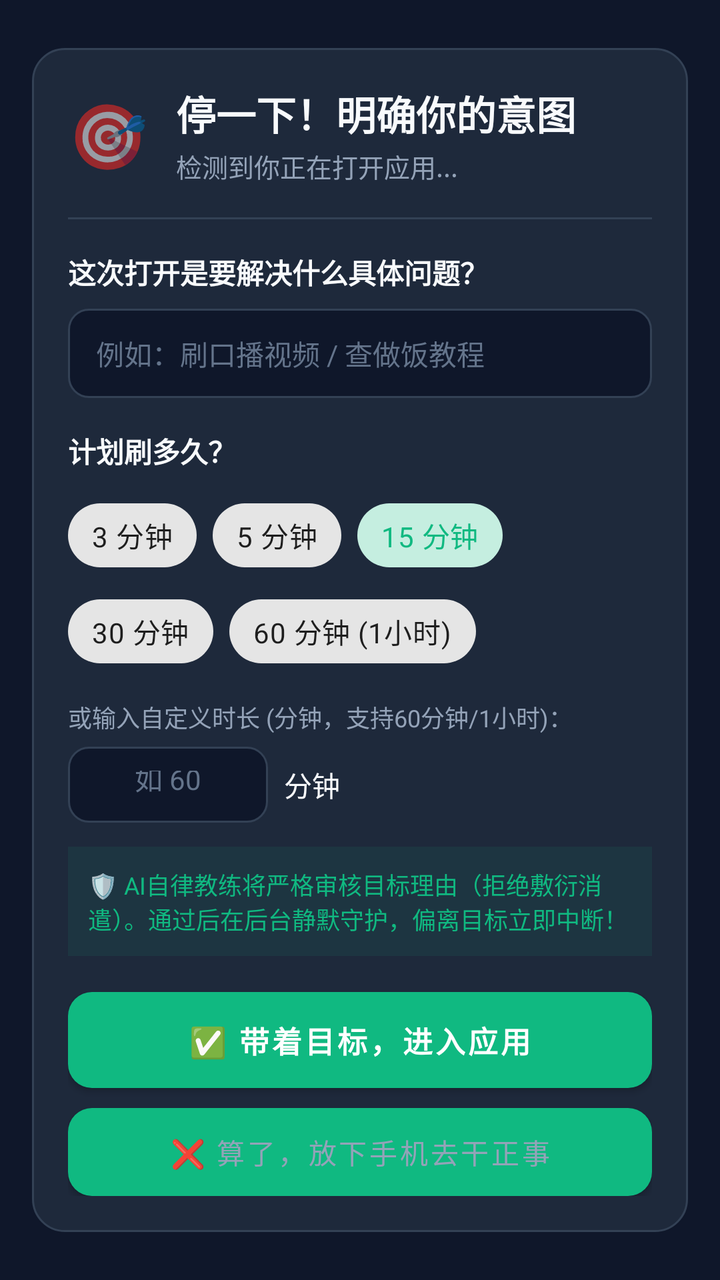
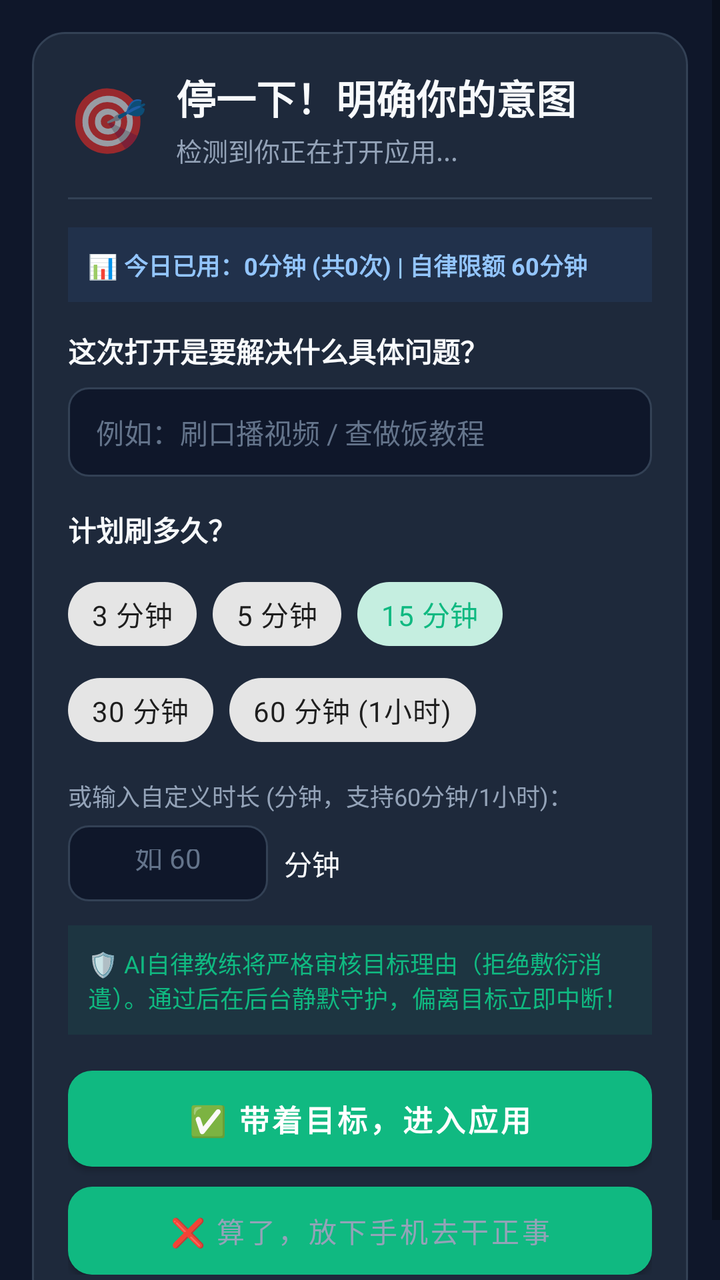

Screens rendered from an Android XML layout before and after an edit, with the pre-edit source and the edit as a unified diff.
<!-- AndroidManifest.xml: application theme Theme.StopScroll -->
<!-- res/layout/activity_intercept.xml -->
<?xml version="1.0" encoding="utf-8"?>
<ScrollView xmlns:android="http://schemas.android.com/apk/res/android"
    xmlns:app="http://schemas.android.com/apk/res-auto"
    android:layout_width="match_parent"
    android:layout_height="match_parent"
    android:background="@color/bg_dark"
    android:fillViewport="true">

    <FrameLayout
        android:layout_width="match_parent"
        android:layout_height="wrap_content"
        android:padding="16dp">

    
    <LinearLayout
        android:id="@+id/layoutInterceptCard"
        android:layout_width="match_parent"
        android:layout_height="wrap_content"
        android:layout_gravity="center"
        android:background="@drawable/card_rounded"
        android:orientation="vertical"
        android:padding="18dp">

        
        <LinearLayout
            android:layout_width="match_parent"
            android:layout_height="wrap_content"
            android:gravity="center_vertical"
            android:orientation="horizontal">

            <TextView
                android:layout_width="wrap_content"
                android:layout_height="wrap_content"
                android:text="🎯"
                android:textSize="32sp" />

            <LinearLayout
                android:layout_width="0dp"
                android:layout_height="wrap_content"
                android:layout_marginStart="14dp"
                android:layout_weight="1"
                android:orientation="vertical">

                <TextView
                    android:layout_width="wrap_content"
                    android:layout_height="wrap_content"
                    android:text="停一下！明确你的意图"
                    android:textColor="@color/text_primary"
                    android:textSize="20sp"
                    android:textStyle="bold" />

                <TextView
                    android:id="@+id/tvTargetAppInfo"
                    android:layout_width="wrap_content"
                    android:layout_height="wrap_content"
                    android:layout_marginTop="2dp"
                    android:text="检测到你正在打开应用..."
                    android:textColor="@color/text_secondary"
                    android:textSize="13sp" />
            </LinearLayout>
        </LinearLayout>

        <View
            android:layout_width="match_parent"
            android:layout_height="1dp"
            android:layout_marginTop="16dp"
            android:layout_marginBottom="16dp"
            android:background="@color/card_border" />

        
        <TextView
            android:layout_width="wrap_content"
            android:layout_height="wrap_content"
            android:text="这次打开是要解决什么具体问题？"
            android:textColor="@color/text_primary"
            android:textSize="14sp"
            android:textStyle="bold" />

        <EditText
            android:id="@+id/etUserGoal"
            android:layout_width="match_parent"
            android:layout_height="wrap_content"
            android:layout_marginTop="8dp"
            android:background="@drawable/edit_text_bg"
            android:hint="例如：刷口播视频 / 查做饭教程"
            android:textColor="@color/text_primary"
            android:textColorHint="@color/text_muted"
            android:textSize="14sp"
            android:singleLine="true" />

        
        <LinearLayout
            android:id="@+id/layoutGoalReject"
            android:layout_width="match_parent"
            android:layout_height="wrap_content"
            android:layout_marginTop="10dp"
            android:background="#20EF4444"
            android:orientation="vertical"
            android:padding="12dp"
            android:visibility="gone">

            <TextView
                android:layout_width="wrap_content"
                android:layout_height="wrap_content"
                android:text="🚫 AI 自律教练已打回该理由："
                android:textColor="#EF4444"
                android:textSize="13sp"
                android:textStyle="bold" />

            <TextView
                android:id="@+id/tvGoalRejectReason"
                android:layout_width="wrap_content"
                android:layout_height="wrap_content"
                android:layout_marginTop="4dp"
                android:lineSpacingMultiplier="1.2"
                android:text="理由过于敷衍，未说明具体事项，请重新输入！"
                android:textColor="#FCA5A5"
                android:textSize="12sp" />
        </LinearLayout>

        
        <TextView
            android:layout_width="wrap_content"
            android:layout_height="wrap_content"
            android:layout_marginTop="16dp"
            android:text="计划刷多久？"
            android:textColor="@color/text_primary"
            android:textSize="14sp"
            android:textStyle="bold" />

        <com.google.android.material.chip.ChipGroup
            android:id="@+id/chipGroupDuration"
            android:layout_width="match_parent"
            android:layout_height="wrap_content"
            android:layout_marginTop="8dp"
            app:singleSelection="true">

            <com.google.android.material.chip.Chip
                android:id="@+id/chip3"
                style="@style/Widget.MaterialComponents.Chip.Choice"
                android:layout_width="wrap_content"
                android:layout_height="wrap_content"
                android:text="3 分钟" />

            <com.google.android.material.chip.Chip
                android:id="@+id/chip5"
                style="@style/Widget.MaterialComponents.Chip.Choice"
                android:layout_width="wrap_content"
                android:layout_height="wrap_content"
                android:text="5 分钟" />

            <com.google.android.material.chip.Chip
                android:id="@+id/chip15"
                style="@style/Widget.MaterialComponents.Chip.Choice"
                android:layout_width="wrap_content"
                android:layout_height="wrap_content"
                android:checked="true"
                android:text="15 分钟" />

            <com.google.android.material.chip.Chip
                android:id="@+id/chip30"
                style="@style/Widget.MaterialComponents.Chip.Choice"
                android:layout_width="wrap_content"
                android:layout_height="wrap_content"
                android:text="30 分钟" />

            <com.google.android.material.chip.Chip
                android:id="@+id/chip60"
                style="@style/Widget.MaterialComponents.Chip.Choice"
                android:layout_width="wrap_content"
                android:layout_height="wrap_content"
                android:text="60 分钟 (1小时)" />
        </com.google.android.material.chip.ChipGroup>

        
        <TextView
            android:layout_width="wrap_content"
            android:layout_height="wrap_content"
            android:layout_marginTop="10dp"
            android:text="或输入自定义时长 (分钟，支持60分钟/1小时)："
            android:textColor="@color/text_secondary"
            android:textSize="12sp" />

        <LinearLayout
            android:id="@+id/layoutCustomMinutes"
            android:layout_width="match_parent"
            android:layout_height="wrap_content"
            android:layout_marginTop="6dp"
            android:gravity="center_vertical"
            android:orientation="horizontal">

            <EditText
                android:id="@+id/etCustomMinutes"
                android:layout_width="100dp"
                android:layout_height="38dp"
                android:background="@drawable/edit_text_bg"
                android:gravity="center"
                android:hint="如 60"
                android:inputType="number"
                android:maxLength="4"
                android:textColor="@color/text_primary"
                android:textColorHint="@color/text_muted"
                android:textSize="14sp" />

            <TextView
                android:layout_width="wrap_content"
                android:layout_height="wrap_content"
                android:layout_marginStart="8dp"
                android:text="分钟"
                android:textColor="@color/text_primary"
                android:textSize="14sp" />
        </LinearLayout>

        
        <TextView
            android:layout_width="match_parent"
            android:layout_height="wrap_content"
            android:layout_marginTop="12dp"
            android:background="#1510B981"
            android:padding="10dp"
            android:text="🛡️ AI自律教练将严格审核目标理由（拒绝敷衍消遣）。通过后在后台静默守护，偏离目标立即中断！"
            android:textColor="@color/primary"
            android:textSize="12sp" />

        
        <Button
            android:id="@+id/btnEnterApp"
            android:layout_width="match_parent"
            android:layout_height="48dp"
            android:layout_marginTop="18dp"
            android:background="@drawable/btn_primary"
            android:text="✅ 带着目标，进入应用"
            android:textAllCaps="false"
            android:textColor="#FFFFFF"
            android:textSize="15sp"
            android:textStyle="bold" />

        <Button
            android:id="@+id/btnGiveUp"
            android:layout_width="match_parent"
            android:layout_height="44dp"
            android:layout_marginTop="10dp"
            android:background="@drawable/btn_secondary"
            android:text="❌ 算了，放下手机去干正事"
            android:textAllCaps="false"
            android:textColor="@color/text_secondary"
            android:textSize="14sp" />

    </LinearLayout>

    
    <LinearLayout
        android:id="@+id/layoutAlertCard"
        android:layout_width="match_parent"
        android:layout_height="wrap_content"
        android:layout_gravity="center"
        android:background="@drawable/card_rounded"
        android:orientation="vertical"
        android:padding="28dp"
        android:visibility="gone">

        <TextView
            android:id="@+id/tvAlertIcon"
            android:layout_width="wrap_content"
            android:layout_height="wrap_content"
            android:layout_gravity="center_horizontal"
            android:text="🚫"
            android:textSize="54sp" />

        <TextView
            android:id="@+id/tvAlertTitle"
            android:layout_width="wrap_content"
            android:layout_height="wrap_content"
            android:layout_gravity="center_horizontal"
            android:layout_marginTop="12dp"
            android:text="使用已被强制中断"
            android:textColor="@color/text_primary"
            android:textSize="20sp"
            android:textStyle="bold" />

        <TextView
            android:id="@+id/tvAlertMessage"
            android:layout_width="match_parent"
            android:layout_height="wrap_content"
            android:layout_marginTop="14dp"
            android:background="#15EF4444"
            android:lineSpacingMultiplier="1.2"
            android:padding="14dp"
            android:text="AI 检测到当前内容偏离预定目标，已为你强制中断！"
            android:textColor="#FCA5A5"
            android:textSize="14sp" />

        <Button
            android:id="@+id/btnConfirmExit"
            android:layout_width="match_parent"
            android:layout_height="48dp"
            android:layout_marginTop="22dp"
            android:background="@drawable/btn_primary"
            android:text="我知道了，放下手机"
            android:textAllCaps="false"
            android:textColor="#FFFFFF"
            android:textSize="15sp"
            android:textStyle="bold" />

    </LinearLayout>

</FrameLayout>
</ScrollView>
<!-- resources referenced by this layout -->
<resources>
  <color name="bg_dark">#0F172A</color>
  <color name="card_border">#334155</color>
  <color name="primary">#10B981</color>
  <color name="text_muted">#64748B</color>
  <color name="text_primary">#F8FAFC</color>
  <color name="text_secondary">#94A3B8</color>
  <!-- drawable btn_primary (drawable) -->
  <?xml version="1.0" encoding="utf-8"?>
  <ripple xmlns:android="http://schemas.android.com/apk/res/android"
      android:color="#40FFFFFF">
      <item>
          <shape>
              <solid android:color="@color/primary" />
              <corners android:radius="12dp" />
          </shape>
      </item>
  </ripple>
  <!-- drawable btn_secondary (drawable) -->
  <?xml version="1.0" encoding="utf-8"?>
  <ripple xmlns:android="http://schemas.android.com/apk/res/android"
      android:color="#20FFFFFF">
      <item>
          <shape>
              <solid android:color="#334155" />
              <corners android:radius="12dp" />
          </shape>
      </item>
  </ripple>
  <!-- drawable card_rounded (drawable) -->
  <?xml version="1.0" encoding="utf-8"?>
  <shape xmlns:android="http://schemas.android.com/apk/res/android">
      <solid android:color="@color/card_bg" />
      <corners android:radius="16dp" />
      <stroke android:width="1dp" android:color="@color/card_border" />
  </shape>
  <!-- drawable edit_text_bg (drawable) -->
  <?xml version="1.0" encoding="utf-8"?>
  <shape xmlns:android="http://schemas.android.com/apk/res/android">
      <solid android:color="#0F172A" />
      <corners android:radius="10dp" />
      <stroke android:width="1dp" android:color="@color/card_border" />
      <padding android:left="14dp" android:right="14dp" android:top="12dp" android:bottom="12dp" />
  </shape>
  <style name="Theme.StopScroll" parent="Theme.MaterialComponents.DayNight.NoActionBar">
          <item name="colorPrimary">@color/primary</item>
          <item name="colorPrimaryVariant">@color/primary_dark</item>
          <item name="colorOnPrimary">@color/text_primary</item>
          <item name="android:statusBarColor">@color/bg_dark</item>
          <item name="android:windowBackground">@color/bg_dark</item>
          <item name="android:navigationBarColor">@color/bg_dark</item>
      </style>
  <color name="card_bg">#1E293B</color>
  <color name="primary_dark">#059669</color>
</resources>

<!-- the commit's change to res/layout/activity_intercept.xml (unified diff, before → after) -->
@@ -63,9 +63,39 @@
         <View
             android:layout_width="match_parent"
             android:layout_height="1dp"
-            android:layout_marginTop="16dp"
-            android:layout_marginBottom="16dp"
+            android:layout_marginTop="14dp"
+            android:layout_marginBottom="14dp"
             android:background="@color/card_border" />
+
+        
+        <LinearLayout
+            android:id="@+id/layoutTodayStats"
+            android:layout_width="match_parent"
+            android:layout_height="wrap_content"
+            android:layout_marginBottom="14dp"
+            android:background="#153B82F6"
+            android:orientation="vertical"
+            android:padding="10dp">
+
+            <TextView
+                android:id="@+id/tvTodayStats"
+                android:layout_width="wrap_content"
+                android:layout_height="wrap_content"
+                android:text="📊 今日已用：0分钟 (共0次) | 自律限额 60分钟"
+                android:textColor="#93C5FD"
+                android:textSize="12sp"
+                android:textStyle="bold" />
+
+            <TextView
+                android:id="@+id/tvTodayLimitAlert"
+                android:layout_width="wrap_content"
+                android:layout_height="wrap_content"
+                android:layout_marginTop="3dp"
+                android:text="⚠️ 今日自律额度已超标！AI 已启动熔断，常规娱乐理由一律驳回，仅接受紧急重大要事！"
+                android:textColor="#F87171"
+                android:textSize="11sp"
+                android:visibility="gone" />
+        </LinearLayout>
 
         
         <TextView
@@ -116,6 +146,18 @@
                 android:text="理由过于敷衍，未说明具体事项，请重新输入！"
                 android:textColor="#FCA5A5"
                 android:textSize="12sp" />
+
+            <Button
+                android:id="@+id/btnApplyEmergency"
+                android:layout_width="match_parent"
+                android:layout_height="36dp"
+                android:layout_marginTop="8dp"
+                android:background="@drawable/btn_secondary"
+                android:text="🚨 我确有突发紧急要事，申请紧急特批"
+                android:textAllCaps="false"
+                android:textColor="#F87171"
+                android:textSize="12sp"
+                android:visibility="gone" />
         </LinearLayout>
 
         
